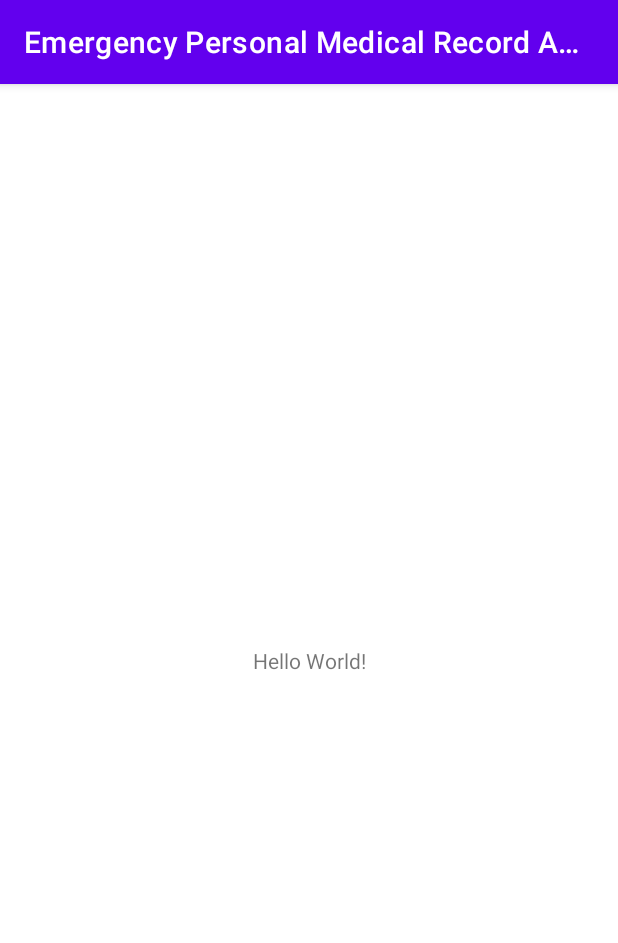
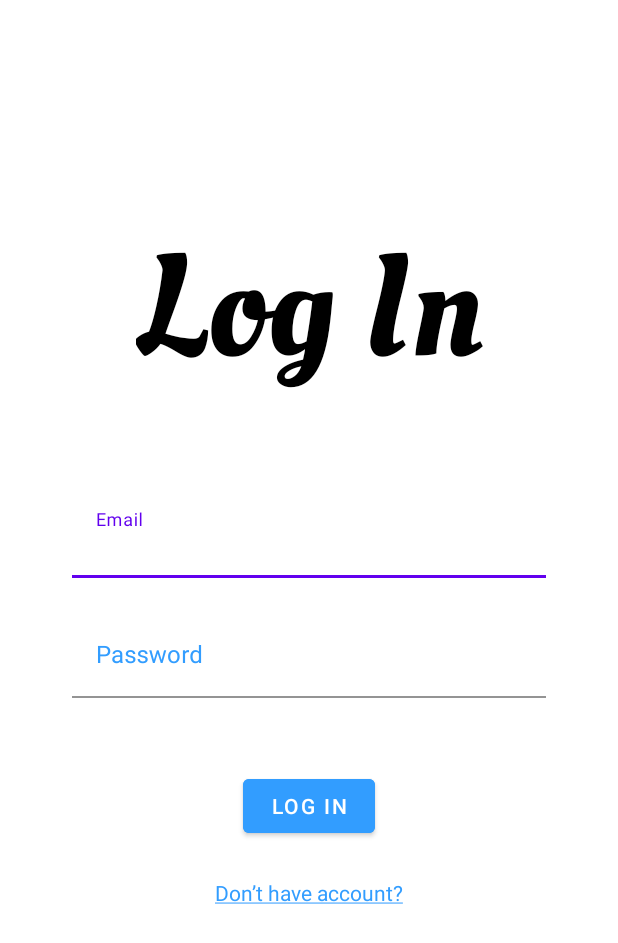
Before and after one commit to weslie10/Emergency-Personal-Medical-Record-App, an Android app: the screen it shows after launch (MainActivity before the commit, LoginActivity after it), on a phone screen of 412 x 824 dp. Shown: the top 943 px of the screen. Run offline under Robolectric (Android 15) with nearby library versions, the phone set to English and light mode, and no system bars.

Commit message:
add splash screen, login, signup with share preferences

```diff
--- a/app/build.gradle
+++ b/app/build.gradle
@@ -1,7 +1,6 @@
 plugins {
     id 'com.android.application'
     id 'kotlin-android'
-    id 'kotlin-android-extensions'
     id 'kotlin-kapt'
 }
 
@@ -49,6 +48,7 @@ dependencies {
     implementation "androidx.recyclerview:recyclerview:$recyclerview_version"
     implementation "com.google.android.material:material:$material_version"
     implementation "com.github.bumptech.glide:glide:$glide_version"
+    implementation "androidx.preference:preference:$preference_version"
 
     implementation "androidx.room:room-runtime:$room_version"
     implementation "androidx.room:room-ktx:$room_version"
--- a/app/src/main/AndroidManifest.xml
+++ b/app/src/main/AndroidManifest.xml
@@ -11,13 +11,16 @@
         android:roundIcon="@mipmap/ic_launcher_round"
         android:supportsRtl="true"
         android:theme="@style/Theme.EmergencyPersonalMedicalRecordApp">
-        <activity android:name=".MainActivity">
+        <activity android:name=".ui.signup.SignUpActivity" />
+        <activity android:name=".ui.login.LoginActivity" />
+        <activity android:name=".ui.splashscreen.SplashScreenActivity">
             <intent-filter>
                 <action android:name="android.intent.action.MAIN" />
 
                 <category android:name="android.intent.category.LAUNCHER" />
             </intent-filter>
         </activity>
+        <activity android:name=".MainActivity" />
     </application>
 
 </manifest>
--- a/app/src/main/java/com/capstone/personalmedicalrecord/MainActivity.kt
+++ b/app/src/main/java/com/capstone/personalmedicalrecord/MainActivity.kt
@@ -1,11 +1,33 @@
 package com.capstone.personalmedicalrecord
 
+import android.content.Intent
+import android.os.Bundle
 import androidx.appcompat.app.AppCompatActivity
-import android.os.Bundle
+import com.capstone.personalmedicalrecord.databinding.ActivityMainBinding
+import com.capstone.personalmedicalrecord.ui.login.LoginActivity
 
 class MainActivity : AppCompatActivity() {
+    private lateinit var preference: MyPreference
+    private lateinit var binding: ActivityMainBinding
     override fun onCreate(savedInstanceState: Bundle?) {
         super.onCreate(savedInstanceState)
-        setContentView(R.layout.activity_main)
+        binding = ActivityMainBinding.inflate(layoutInflater)
+        setContentView(binding.root)
+
+        preference = MyPreference(this)
+
+        if (preference.getEmail() == "") {
+            moveToLogin()
+        }
+
+        binding.logoutBtn.setOnClickListener {
+            preference.setEmail("")
+            moveToLogin()
+        }
+    }
+
+    private fun moveToLogin() {
+        val intent = Intent(this, LoginActivity::class.java)
+        startActivity(intent)
     }
 }
--- /dev/null
+++ b/app/src/main/java/com/capstone/personalmedicalrecord/MyPreference.kt
@@ -0,0 +1,21 @@
+package com.capstone.personalmedicalrecord
+
+import android.content.Context
+import androidx.core.content.edit
+
+internal class MyPreference(context: Context) {
+    companion object {
+        private const val PREFS_NAME = "user_pref"
+        private const val USER = "user"
+    }
+
+    private val preferences = context.getSharedPreferences(PREFS_NAME, Context.MODE_PRIVATE)
+
+    fun setEmail(email: String) {
+        preferences.edit {
+            putString(USER, email)
+        }
+    }
+
+    fun getEmail(): String? = preferences.getString(USER,"")
+}
--- /dev/null
+++ b/app/src/main/java/com/capstone/personalmedicalrecord/ui/login/LoginActivity.kt
@@ -0,0 +1,45 @@
+package com.capstone.personalmedicalrecord.ui.login
+
+import android.content.Intent
+import android.graphics.Paint
+import android.os.Bundle
+import androidx.appcompat.app.AppCompatActivity
+import com.capstone.personalmedicalrecord.MainActivity
+import com.capstone.personalmedicalrecord.MyPreference
+import com.capstone.personalmedicalrecord.databinding.ActivityLoginBinding
+import com.capstone.personalmedicalrecord.ui.signup.SignUpActivity
+
+class LoginActivity : AppCompatActivity() {
+    private lateinit var binding: ActivityLoginBinding
+    private lateinit var preference: MyPreference
+
+    override fun onCreate(savedInstanceState: Bundle?) {
+        super.onCreate(savedInstanceState)
+        binding = ActivityLoginBinding.inflate(layoutInflater)
+        setContentView(binding.root)
+
+        supportActionBar?.hide()
+
+        preference = MyPreference(this)
+
+        binding.loginBtn.setOnClickListener {
+            val email = binding.inputEmail.text.toString()
+            if (email != "") {
+                preference.setEmail(email)
+
+                val intent = Intent(this@LoginActivity, MainActivity::class.java)
+                startActivity(intent)
+            }
+        }
+
+        binding.signupTxt.apply {
+            paintFlags =
+                paintFlags or Paint.UNDERLINE_TEXT_FLAG
+
+            setOnClickListener {
+                val intent = Intent(this@LoginActivity, SignUpActivity::class.java)
+                startActivity(intent)
+            }
+        }
+    }
+}
--- /dev/null
+++ b/app/src/main/java/com/capstone/personalmedicalrecord/ui/splashscreen/SplashScreenActivity.kt
@@ -0,0 +1,32 @@
+package com.capstone.personalmedicalrecord.ui.splashscreen
+
+import android.content.Intent
+import androidx.appcompat.app.AppCompatActivity
+import android.os.Bundle
+import android.os.Handler
+import android.os.Looper
+import com.capstone.personalmedicalrecord.MainActivity
+import com.capstone.personalmedicalrecord.R
+
+class SplashScreenActivity : AppCompatActivity() {
+    override fun onCreate(savedInstanceState: Bundle?) {
+        super.onCreate(savedInstanceState)
+        setContentView(R.layout.activity_splash_screen)
+
+        window.setFlags(
+            FULL_SCREEN_FLAG,
+            FULL_SCREEN_FLAG
+        )
+        supportActionBar?.hide()
+
+        Handler(Looper.getMainLooper()).postDelayed({
+            startActivity(Intent(this, MainActivity::class.java))
+            finish()
+        }, TIME)
+    }
+
+    companion object {
+        private const val TIME = 3000L
+        private const val FULL_SCREEN_FLAG = 1024
+    }
+}
--- /dev/null
+++ b/app/src/main/res/layout/activity_login.xml
@@ -0,0 +1,79 @@
+<?xml version="1.0" encoding="utf-8"?>
+<androidx.constraintlayout.widget.ConstraintLayout xmlns:android="http://schemas.android.com/apk/res/android"
+    xmlns:app="http://schemas.android.com/apk/res-auto"
+    xmlns:tools="http://schemas.android.com/tools"
+    android:layout_width="match_parent"
+    android:layout_height="match_parent"
+    android:padding="48dp"
+    tools:context=".ui.login.LoginActivity">
+
+    <TextView
+        android:id="@+id/login_txt"
+        style="@style/headline"
+        android:layout_width="wrap_content"
+        android:layout_height="wrap_content"
+        android:layout_marginTop="92dp"
+        android:text="@string/login"
+        app:layout_constraintEnd_toEndOf="parent"
+        app:layout_constraintStart_toStartOf="parent"
+        app:layout_constraintTop_toTopOf="parent" />
+
+    <com.google.android.material.textfield.TextInputLayout
+        android:id="@+id/email_txt"
+        style="@style/inputText"
+        android:layout_width="match_parent"
+        android:layout_height="wrap_content"
+        android:layout_marginTop="56dp"
+        android:hint="@string/email"
+        app:layout_constraintEnd_toEndOf="parent"
+        app:layout_constraintStart_toStartOf="parent"
+        app:layout_constraintTop_toBottomOf="@id/login_txt">
+
+        <com.google.android.material.textfield.TextInputEditText
+            android:id="@+id/input_email"
+            android:layout_width="match_parent"
+            android:layout_height="wrap_content"
+            android:background="@color/white" />
+    </com.google.android.material.textfield.TextInputLayout>
+
+    <com.google.android.material.textfield.TextInputLayout
+        android:id="@+id/password_txt"
+        style="@style/inputText"
+        android:layout_width="match_parent"
+        android:layout_height="wrap_content"
+        android:layout_marginTop="24dp"
+        android:hint="@string/password"
+        app:layout_constraintEnd_toEndOf="parent"
+        app:layout_constraintStart_toStartOf="parent"
+        app:layout_constraintTop_toBottomOf="@id/email_txt">
+
+        <com.google.android.material.textfield.TextInputEditText
+            android:id="@+id/input_password"
+            android:layout_width="match_parent"
+            android:layout_height="wrap_content"
+            android:background="@color/white"
+            tools:text="asdf" />
+    </com.google.android.material.textfield.TextInputLayout>
+
+    <com.google.android.material.button.MaterialButton
+        android:id="@+id/login_btn"
+        android:layout_width="wrap_content"
+        android:layout_height="wrap_content"
+        android:layout_marginTop="48dp"
+        android:backgroundTint="@color/blue"
+        android:text="@string/login"
+        app:layout_constraintEnd_toEndOf="parent"
+        app:layout_constraintStart_toStartOf="parent"
+        app:layout_constraintTop_toBottomOf="@id/password_txt" />
+
+    <TextView
+        android:id="@+id/signup_txt"
+        android:layout_width="wrap_content"
+        android:layout_height="wrap_content"
+        android:layout_marginTop="24dp"
+        android:text="@string/signup_text"
+        android:textColor="@color/blue"
+        app:layout_constraintEnd_toEndOf="parent"
+        app:layout_constraintStart_toStartOf="parent"
+        app:layout_constraintTop_toBottomOf="@id/login_btn" />
+</androidx.constraintlayout.widget.ConstraintLayout>
--- a/app/src/main/res/layout/activity_main.xml
+++ b/app/src/main/res/layout/activity_main.xml
@@ -6,10 +6,11 @@
     android:layout_height="match_parent"
     tools:context=".MainActivity">
 
-    <TextView
+    <Button
+        android:id="@+id/logout_btn"
         android:layout_width="wrap_content"
         android:layout_height="wrap_content"
-        android:text="Hello World!"
+        android:text="Logout"
         app:layout_constraintBottom_toBottomOf="parent"
         app:layout_constraintLeft_toLeftOf="parent"
         app:layout_constraintRight_toRightOf="parent"
--- a/app/src/main/res/values/colors.xml
+++ b/app/src/main/res/values/colors.xml
@@ -7,4 +7,6 @@
     <color name="teal_700">#FF018786</color>
     <color name="black">#FF000000</color>
     <color name="white">#FFFFFFFF</color>
+
+    <color name="blue">#FF329DFF</color>
 </resources>
--- a/app/src/main/res/values/strings.xml
+++ b/app/src/main/res/values/strings.xml
@@ -1,3 +1,10 @@
 <resources>
-    <string name="app_name">Emergency Personal Medical Record App</string>
+    <string name="app_name">Emergency Personal Medical Record</string>
+    <string name="login">Log In</string>
+    <string name="email">Email</string>
+    <string name="password">Password</string>
+    <string name="signup_text">Don’t have account?</string>
+    <string name="sign_up">Sign Up</string>
+    <string name="login_txt">Already have account?</string>
+    <string name="phone_number">Phone Number</string>
 </resources>
--- a/app/src/main/res/values/themes.xml
+++ b/app/src/main/res/values/themes.xml
@@ -13,4 +13,19 @@
         <item name="android:statusBarColor" tools:targetApi="l">?attr/colorPrimaryVariant</item>
         <!-- Customize your theme here. -->
     </style>
+
+    <style name="EditTextThemeOverlay" parent="ThemeOverlay.AppCompat">
+        <item name="colorAccent">@android:color/holo_blue_light</item>
+    </style>
+
+    <style name="headline">
+        <item name="android:textColor">@color/black</item>
+        <item name="android:textSize">96sp</item>
+        <item name="android:fontFamily">@font/oleo_script</item>
+    </style>
+
+    <style name="inputText" parent="@style/Widget.MaterialComponents.TextInputLayout.FilledBox">
+        <item name="android:theme">@style/EditTextThemeOverlay</item>
+        <item name="android:textColorHint">@color/blue</item>
+    </style>
 </resources>
--- a/build.gradle
+++ b/build.gradle
@@ -14,6 +14,8 @@ buildscript {
         recyclerview_version = "1.2.0"
         material_version = "1.2.1"
         glide_version = "4.11.0"
+
+        preference_version = "1.1.1"
 
         retrofit_version = "2.9.0"
         logging_interceptor_version = "4.9.0"
```
Also changed, not shown: app/src/main/java/com/capstone/personalmedicalrecord/ui/signup/SignUpActivity.kt (added, +45 -0 lines), app/src/main/res/layout/activity_sign_up.xml (added, +99 -0 lines), app/src/main/res/layout/activity_splash_screen.xml (added, +37 -0 lines), app/src/main/res/drawable/header_bg.png (added), app/src/main/res/drawable/logo.png (added), app/src/main/res/font/oleo_script.ttf (added).
